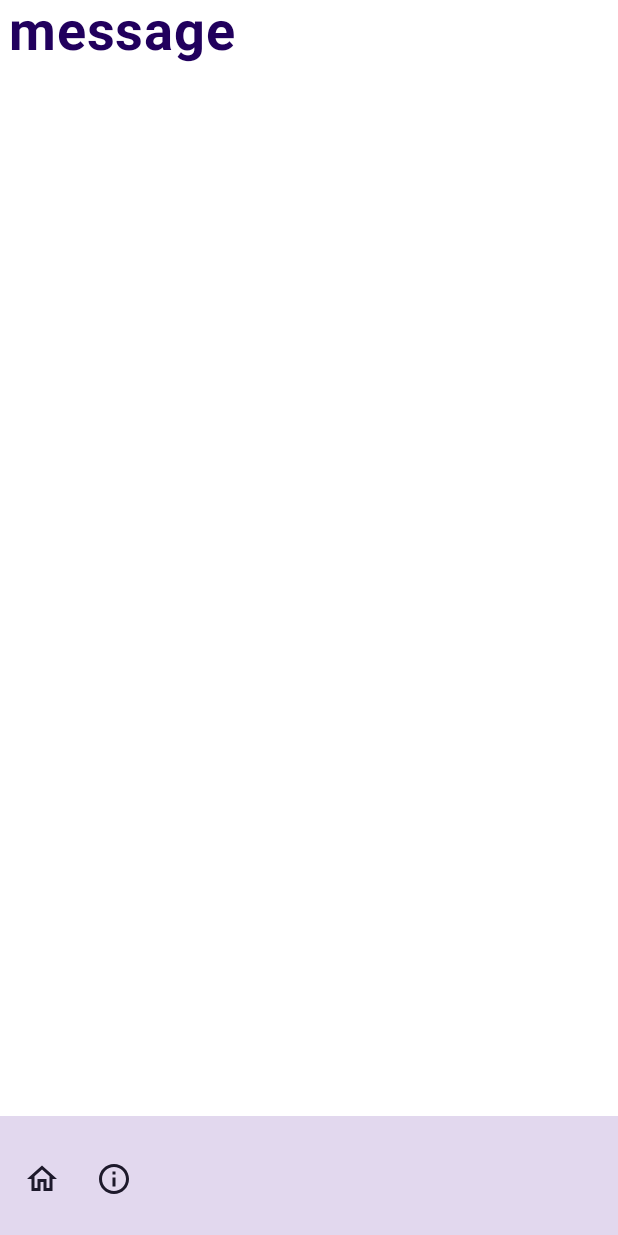
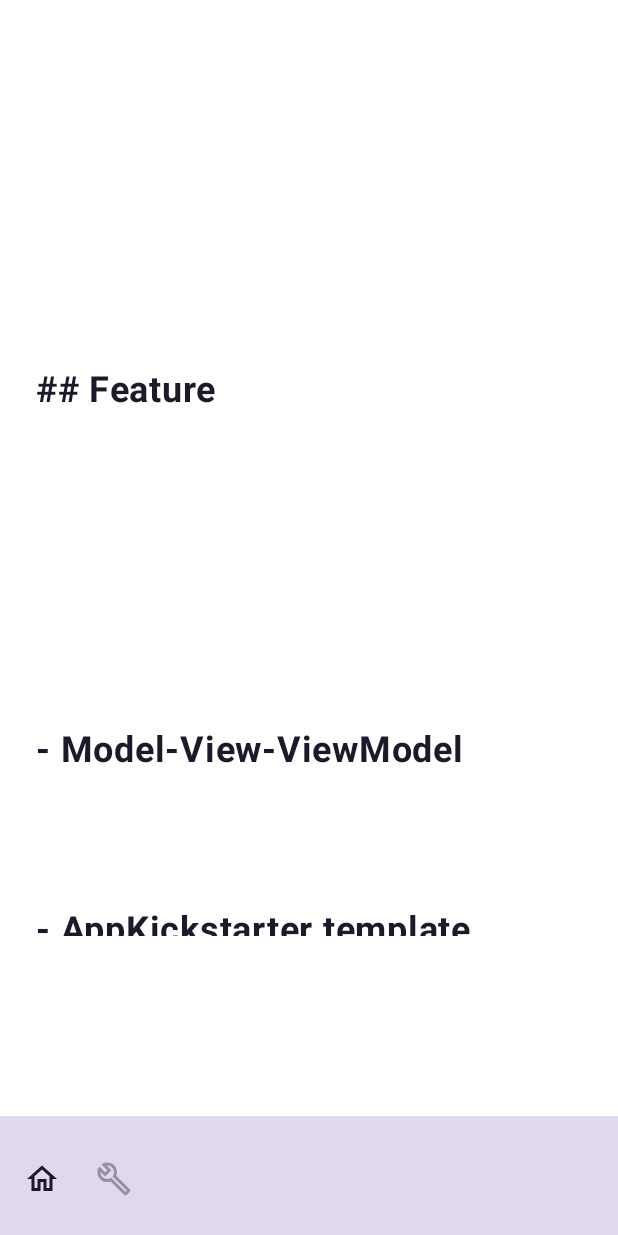
Before and after one commit to dongguowu/books-store-2023-mobile, an Android app built with Jetpack Compose: the composable BookStoreHomeScreen shown on its own in the app's theme, after a tap on "go to About screen", on a phone screen of 412 x 824 dp. Run offline under Robolectric (Android 15) with nearby library versions, the phone set to English and light mode, and no system bars; our stand-ins replace Voyager; libraries missing offline, so code that uses them is left out: io.realm.kotlin; missing, so only their content is drawn: CompositionLocalProvider; pictures from the network do not load; 5 statements that could not run were skipped.

Commit message:
update about screen

```diff
--- a/shared/src/commonMain/kotlin/com/lduboscq/appkickstarter/main/Route.kt
+++ b/shared/src/commonMain/kotlin/com/lduboscq/appkickstarter/main/Route.kt
@@ -6,7 +6,7 @@ import com.lduboscq.appkickstarter.model.User
 
 sealed class Route {
     data class Home(val user: User?) : Route()
-    data class About(val count: Int) : Route()
+    data class About(val feature: String) : Route()
     data class Detail(val book: BookData) : Route()
     data class ShoppingCart(val quantity: Int) : Route()
 }
--- a/shared/src/commonMain/kotlin/com/lduboscq/appkickstarter/main/ScreenRouter.kt
+++ b/shared/src/commonMain/kotlin/com/lduboscq/appkickstarter/main/ScreenRouter.kt
@@ -13,11 +13,7 @@ fun screenRouter(screen: Route): Screen {
         }
 
         is Route.About -> {
-            if (screen.count == 1) {
-                AboutScreen(message = "Welcome")
-            } else {
-                AboutScreen(message = "Welcome Back")
-            }
+            AboutScreen(feature = screen.feature)
         }
 
         is Route.Detail -> {
--- a/shared/src/commonMain/kotlin/com/lduboscq/appkickstarter/main/book/BookStoreHomeScreen.kt
+++ b/shared/src/commonMain/kotlin/com/lduboscq/appkickstarter/main/book/BookStoreHomeScreen.kt
@@ -47,10 +47,10 @@ import com.lduboscq.appkickstarter.ShoppingCartRepositoryRemote
 import com.lduboscq.appkickstarter.ShoppingCartScreenModel
 import com.lduboscq.appkickstarter.main.Route
 import com.lduboscq.appkickstarter.main.screenRouter
-import com.lduboscq.appkickstarter.main.ui.Image
 import com.lduboscq.appkickstarter.main.shoppingcart.AddOrSubstrateQuantity
 import com.lduboscq.appkickstarter.main.shoppingcart.CartLine
 import com.lduboscq.appkickstarter.main.shoppingcart.CartLineData
+import com.lduboscq.appkickstarter.main.ui.Image
 import com.lduboscq.appkickstarter.main.ui.MyBottomBar
 import com.lduboscq.appkickstarter.main.ui.MyTopBar
 import com.lduboscq.appkickstarter.model.User
@@ -186,7 +186,7 @@ fun BookCard(
                 Text(
                     text = book.title,
                     fontWeight = FontWeight.Bold,
-                    fontSize = 18.sp,
+                    fontSize = 24.sp,
                     textAlign = TextAlign.Start,
                 )
 
--- a/shared/src/commonMain/kotlin/com/lduboscq/appkickstarter/main/ui/Image.kt
+++ b/shared/src/commonMain/kotlin/com/lduboscq/appkickstarter/main/ui/Image.kt
@@ -4,6 +4,7 @@ import androidx.compose.foundation.Image
 import androidx.compose.runtime.Composable
 import androidx.compose.runtime.CompositionLocalProvider
 import androidx.compose.ui.Modifier
+import androidx.compose.ui.layout.ContentScale
 import com.lduboscq.appkickstarter.ui.generateImageLoader
 import com.seiko.imageloader.LocalImageLoader
 import com.seiko.imageloader.rememberAsyncImagePainter
@@ -16,7 +17,8 @@ internal fun Image(url: String, modifier: Modifier = Modifier) {
         Image(
             painter = rememberAsyncImagePainter(url),
             contentDescription = null,
-            modifier = modifier
+            modifier = modifier,
+            contentScale = ContentScale.Crop
         )
     }
 }
--- a/shared/src/commonMain/kotlin/com/lduboscq/appkickstarter/main/ui/MyBottomBar.kt
+++ b/shared/src/commonMain/kotlin/com/lduboscq/appkickstarter/main/ui/MyBottomBar.kt
@@ -1,9 +1,8 @@
 package com.lduboscq.appkickstarter.main.ui
 
 import androidx.compose.material.icons.Icons
-import androidx.compose.material.icons.filled.Info
+import androidx.compose.material.icons.outlined.Build
 import androidx.compose.material.icons.outlined.Home
-import androidx.compose.material.icons.outlined.Info
 import androidx.compose.material.icons.outlined.ShoppingCart
 import androidx.compose.material3.Badge
 import androidx.compose.material3.BadgedBox
@@ -17,10 +16,6 @@ import androidx.compose.material3.IconButton
 import androidx.compose.material3.MaterialTheme
 import androidx.compose.material3.Text
 import androidx.compose.runtime.Composable
-import androidx.compose.runtime.getValue
-import androidx.compose.runtime.mutableStateOf
-import androidx.compose.runtime.remember
-import androidx.compose.runtime.setValue
 import androidx.compose.ui.Modifier
 import androidx.compose.ui.semantics.contentDescription
 import androidx.compose.ui.semantics.semantics
@@ -36,43 +31,44 @@ import com.lduboscq.appkickstarter.model.User
 @Composable
 fun MyBottomBar(quantity: Int, currentScreen: Route, showCart: Boolean = true) {
     val navigator = LocalNavigator.currentOrThrow
-    BottomAppBar(
-        contentColor = MaterialTheme.colorScheme.onSecondaryContainer,
+    BottomAppBar(contentColor = MaterialTheme.colorScheme.onSecondaryContainer,
         containerColor = MaterialTheme.colorScheme.surface,
         tonalElevation = 36.dp,
+
         actions = {
-
-
             IconButton(
                 onClick = {
                     if (currentScreen !is Route.Home) {
                         val user = User("Dongguo")
                         navigator.push(screenRouter(Route.Home(user)))
                     }
-                }
+                },
+                enabled = currentScreen !is Route.Home
             ) {
                 Icon(
                     imageVector = Icons.Outlined.Home,
                     contentDescription = "Back Home",
                 )
             }
-            var count by remember { mutableStateOf(0) }
-            IconButton(onClick = {
+            IconButton(
+                onClick = {
                     if (currentScreen !is Route.About) {
-                    count += 1
-                    navigator.push(screenRouter(Route.About(count)))
+                        val feature =
+                            "## Feature\n" + "\n" + "- Model-View-ViewModel \n" + "- AppKickstarter template\n" + "- Voyager Screen/ScreenModel\n" + "- Mongo Realm Sync database\n" + "- Stateless components\n" + "- Material design\n" + "- Layouts consistency"
+                        navigator.push(screenRouter(Route.About(feature)))
                     }
-            }) {
+                },
+                enabled = currentScreen !is Route.About
+            ) {
                 Icon(
-                    Icons.Outlined.Info,
+                    Icons.Outlined.Build,
                     contentDescription = "go to About screen",
                 )
             }
         },
         floatingActionButton = {
             if (showCart) {
-                FloatingActionButton(
-                    onClick = {
+                FloatingActionButton(onClick = {
                     if (currentScreen !is Route.ShoppingCart) {
                         navigator.push(screenRouter(Route.ShoppingCart(quantity)))
                     }
@@ -80,17 +76,13 @@ fun MyBottomBar(quantity: Int, currentScreen: Route, showCart: Boolean = true) {
                     containerColor = BottomAppBarDefaults.bottomAppBarFabColor,
                     elevation = FloatingActionButtonDefaults.bottomAppBarFabElevation(),
                     content = {
-                        BadgedBox(
-                            badge = {
+                        BadgedBox(badge = {
                             if (quantity >= 1) {
                                 Badge {
                                     Text(
-                                            quantity.toString(),
-                                            modifier = Modifier.semantics {
-                                                contentDescription =
-                                                    "$quantity books in shopping cart"
-                                            },
-                                            fontSize = 16.sp
+                                        quantity.toString(), modifier = Modifier.semantics {
+                                            contentDescription = "$quantity books in shopping cart"
+                                        }, fontSize = 16.sp
                                     )
                                 }
                             }
@@ -100,9 +92,7 @@ fun MyBottomBar(quantity: Int, currentScreen: Route, showCart: Boolean = true) {
                                 contentDescription = "Display the quantity of books in shopping cart"
                             )
                         }
+                    })
             }
-                )
+        })
 }
-        }
-    )
-}
--- a/shared/src/commonMain/kotlin/com/lduboscq/appkickstarter/main/ui/infoscreen/AboutScreen.kt
+++ b/shared/src/commonMain/kotlin/com/lduboscq/appkickstarter/main/ui/infoscreen/AboutScreen.kt
@@ -1,22 +1,26 @@
 package com.lduboscq.appkickstarter.main.ui.infoscreen
 
+import androidx.compose.foundation.layout.Arrangement
+import androidx.compose.foundation.layout.Box
 import androidx.compose.foundation.layout.Column
+import androidx.compose.foundation.layout.fillMaxSize
 import androidx.compose.foundation.layout.padding
+import androidx.compose.foundation.lazy.LazyColumn
 import androidx.compose.material.Scaffold
-import androidx.compose.material.Text
 import androidx.compose.material3.MaterialTheme
+import androidx.compose.material3.Text
 import androidx.compose.runtime.Composable
 import androidx.compose.ui.Alignment
 import androidx.compose.ui.Modifier
 import androidx.compose.ui.text.font.FontWeight
+import androidx.compose.ui.text.style.TextAlign
 import androidx.compose.ui.unit.dp
 import androidx.compose.ui.unit.sp
 import cafe.adriel.voyager.core.screen.Screen
 import com.lduboscq.appkickstarter.main.Route
 import com.lduboscq.appkickstarter.main.ui.MyBottomBar
 
-
-internal class AboutScreen(var message: String) : Screen {
+internal class AboutScreen(var feature: String) : Screen {
 
     @Composable
     override fun Content() {
@@ -27,25 +31,50 @@ internal class AboutScreen(var message: String) : Screen {
             bottomBar = {
                 MyBottomBar(
                     quantity = quantity,
-                    currentScreen = Route.About(quantity),
+                    currentScreen = Route.About(""),
                     showCart = false
                 )
             },
 
             content = { paddingValues ->
                 Column(
+                    modifier = Modifier.fillMaxSize(),
+                    verticalArrangement = Arrangement.Center,
                     horizontalAlignment = Alignment.CenterHorizontally,
-                    modifier = Modifier.padding(paddingValues),
-                ) {
-                    androidx.compose.material3.Text(
-                        text = "message",
-                        modifier = Modifier.padding(6.dp, 0.dp, 6.dp, 0.dp),
-                        fontWeight = FontWeight.Bold,
-                        fontSize = 36.sp,
-                        color = MaterialTheme.colorScheme.onPrimaryContainer
-                    )
+
+                    ) {
+
+                    Box(
+                        Modifier.fillMaxSize()
+                    ) {
+
+                        com.lduboscq.appkickstarter.main.ui.Image(
+                            url = "https://as1.ftcdn.net/v2/jpg/03/16/86/98/1000_F_316869849_oHD2qOXRJlZE2Md6SNv0MtvDcgZyHkfv.jpg",
+                            modifier = Modifier.fillMaxSize()
+                        )
+                        var array = feature.split("\n")
+                        LazyColumn(
+                            modifier = Modifier.padding(horizontal = 18.dp, vertical = 200.dp)
+                                .fillMaxSize(),
+                            verticalArrangement = Arrangement.Center,
+                        ) {
+                            for (text in array) {
+                                item {
+                                    Text(
+                                        text = text,
+                                        modifier = Modifier.padding(6.dp, 0.dp, 6.dp, 0.dp),
+                                        fontWeight = FontWeight.Bold,
+                                        fontSize = 24.sp,
+                                        lineHeight = 120.sp,
+                                        textAlign = TextAlign.Start,
+                                        color = MaterialTheme.colorScheme.onSecondaryContainer
+                                    )
+                                }
+                            }
+                        }
+                    }
                 }
-            },
+            }
         )
     }
 }
```
Also changed, not shown: 2 other files. Lines whose indentation alone changed are shown as unchanged.
